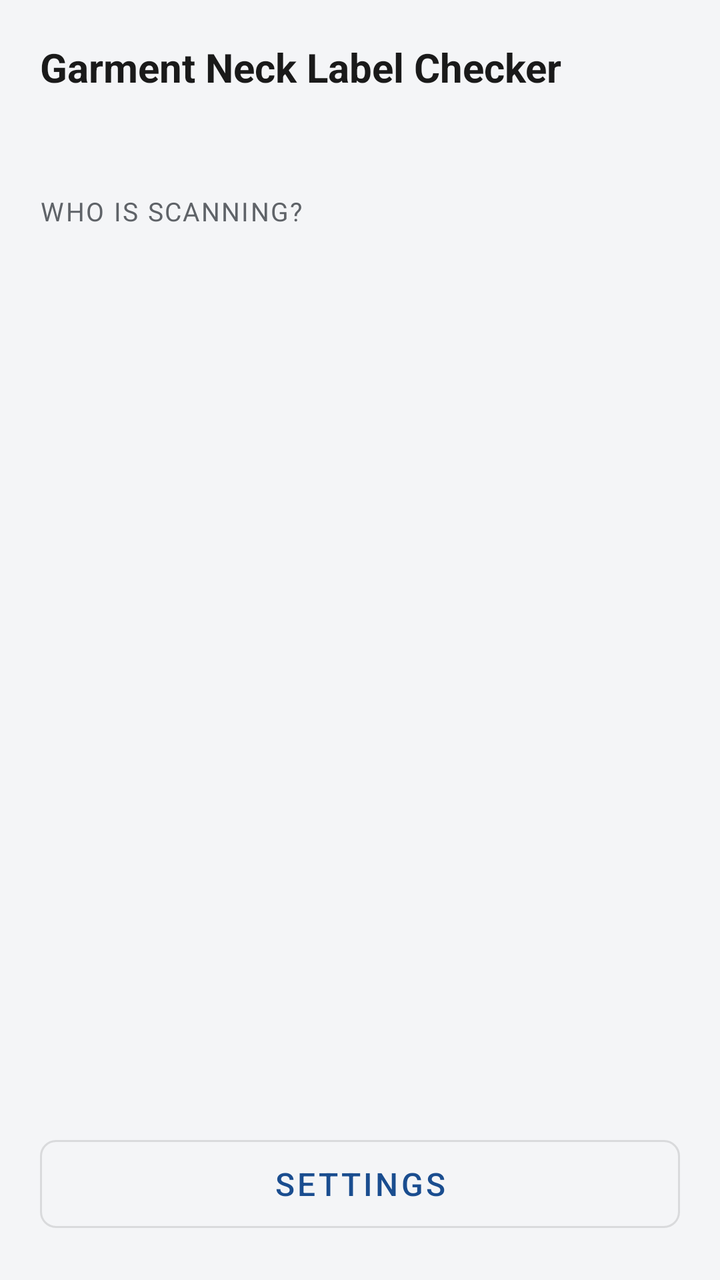
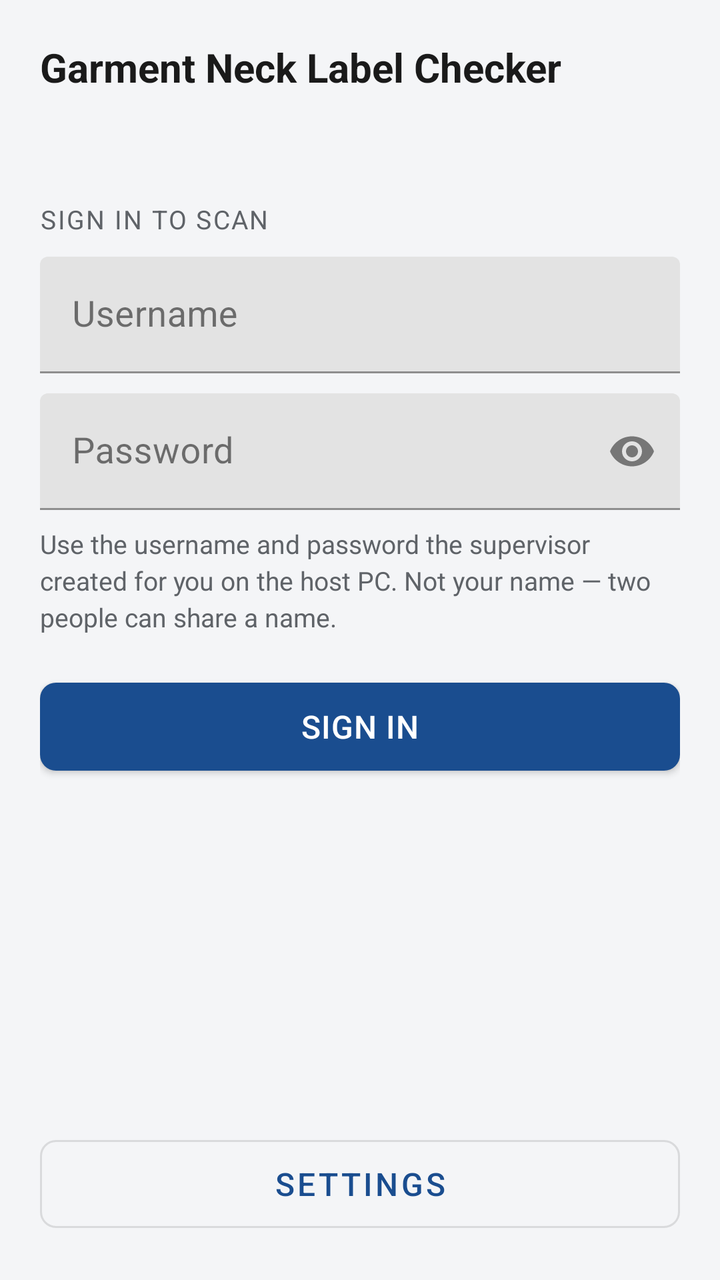

Before-and-after screenshots of an Android layout around one commit, followed by the original layout XML and the change that was made.
<!-- AndroidManifest.xml: application theme Theme.Gnlc -->
<!-- res/layout/activity_sign_in.xml -->
<?xml version="1.0" encoding="utf-8"?>
<LinearLayout xmlns:android="http://schemas.android.com/apk/res/android"
    android:layout_width="match_parent"
    android:layout_height="match_parent"
    android:orientation="vertical"
    android:background="@color/background"
    android:padding="20dp">

    <TextView
        android:layout_width="match_parent"
        android:layout_height="wrap_content"
        android:text="@string/app_name"
        android:textSize="20sp"
        android:textStyle="bold"
        android:textColor="@color/ink" />

    <TextView
        android:id="@+id/serverLine"
        android:layout_width="match_parent"
        android:layout_height="wrap_content"
        android:layout_marginTop="4dp"
        android:textSize="13sp"
        android:textColor="@color/ink_muted" />

    <TextView
        android:layout_width="match_parent"
        android:layout_height="wrap_content"
        android:layout_marginTop="28dp"
        android:text="@string/choose_operator"
        style="@style/Gnlc.Label" />

    
    <ScrollView
        android:layout_width="match_parent"
        android:layout_height="0dp"
        android:layout_weight="1"
        android:layout_marginTop="8dp"
        android:fillViewport="true">

        <LinearLayout
            android:id="@+id/operatorContainer"
            android:layout_width="match_parent"
            android:layout_height="wrap_content"
            android:orientation="vertical" />
    </ScrollView>

    <TextView
        android:id="@+id/emptyNote"
        android:layout_width="match_parent"
        android:layout_height="wrap_content"
        android:visibility="gone"
        android:textSize="15sp"
        android:lineSpacingExtra="4dp"
        android:textColor="@color/ink_muted" />

    <com.google.android.material.button.MaterialButton
        android:id="@+id/retryButton"
        style="@style/Gnlc.Button.Outlined"
        android:layout_width="match_parent"
        android:layout_height="wrap_content"
        android:layout_marginTop="8dp"
        android:visibility="gone"
        android:text="@string/retry" />

    <com.google.android.material.button.MaterialButton
        android:id="@+id/settingsButton"
        style="@style/Gnlc.Button.Outlined"
        android:layout_width="match_parent"
        android:layout_height="wrap_content"
        android:layout_marginTop="8dp"
        android:text="@string/settings" />
</LinearLayout>
<!-- resources referenced by this layout -->
<resources>
  <color name="background">#FFF4F5F7</color>
  <color name="ink">#FF1A1A1A</color>
  <color name="ink_muted">#FF5F6368</color>
  <string name="app_name">Garment Neck Label Checker</string>
  <string name="choose_operator">Who is scanning?</string>
  <string name="retry">Retry</string>
  <string name="settings">Settings</string>
  <style name="Gnlc.Button.Outlined" parent="Widget.MaterialComponents.Button.OutlinedButton">
          <item name="android:minHeight">56dp</item>
          <item name="android:textSize">16sp</item>
          <item name="cornerRadius">8dp</item>
      </style>
  <style name="Gnlc.Label" parent="">
          <item name="android:textSize">13sp</item>
          <item name="android:textColor">@color/ink_muted</item>
          <item name="android:textAllCaps">true</item>
          <item name="android:letterSpacing">0.06</item>
      </style>
  <style name="Theme.Gnlc" parent="Theme.MaterialComponents.DayNight.NoActionBar">
          <item name="colorPrimary">@color/brand</item>
          <item name="colorPrimaryVariant">@color/brand_dark</item>
          <item name="colorOnPrimary">@color/white</item>
          <item name="colorSecondary">@color/brand</item>
          <item name="colorOnSecondary">@color/white</item>
          <item name="android:colorBackground">@color/background</item>
          <item name="colorSurface">@color/surface</item>
          <item name="colorOnSurface">@color/ink</item>
          <item name="android:statusBarColor">@color/brand_dark</item>
          <item name="android:windowLightStatusBar" tools:targetApi="m">false</item>
      </style>
  <color name="brand">#FF1A4D8F</color>
  <color name="brand_dark">#FF123866</color>
  <color name="white">#FFFFFFFF</color>
  <color name="surface">#FFFFFFFF</color>
</resources>

<!-- the commit's change to res/layout/activity_sign_in.xml (unified diff, before → after) -->
@@ -1,5 +1,6 @@
 <?xml version="1.0" encoding="utf-8"?>
 <LinearLayout xmlns:android="http://schemas.android.com/apk/res/android"
+    xmlns:app="http://schemas.android.com/apk/res-auto"
     android:layout_width="match_parent"
     android:layout_height="match_parent"
     android:orientation="vertical"
@@ -25,42 +26,79 @@
     <TextView
         android:layout_width="match_parent"
         android:layout_height="wrap_content"
-        android:layout_marginTop="28dp"
-        android:text="@string/choose_operator"
+        android:layout_marginTop="32dp"
+        android:text="@string/sign_in_prompt"
         style="@style/Gnlc.Label" />
 
-    
-    <ScrollView
+    <com.google.android.material.textfield.TextInputLayout
         android:layout_width="match_parent"
-        android:layout_height="0dp"
-        android:layout_weight="1"
-        android:layout_marginTop="8dp"
-        android:fillViewport="true">
+        android:layout_height="wrap_content"
+        android:layout_marginTop="10dp"
+        android:hint="@string/username">
 
-        <LinearLayout
-            android:id="@+id/operatorContainer"
+        <com.google.android.material.textfield.TextInputEditText
+            android:id="@+id/usernameInput"
             android:layout_width="match_parent"
             android:layout_height="wrap_content"
-            android:orientation="vertical" />
-    </ScrollView>
+            android:inputType="text"
+            android:imeOptions="actionNext"
+            android:singleLine="true"
+            android:maxLength="40"
+            android:textSize="18sp"
+            android:autofillHints="username" />
+    </com.google.android.material.textfield.TextInputLayout>
+
+    <com.google.android.material.textfield.TextInputLayout
+        android:layout_width="match_parent"
+        android:layout_height="wrap_content"
+        android:layout_marginTop="10dp"
+        android:hint="@string/password"
+        app:endIconMode="password_toggle">
+
+        <com.google.android.material.textfield.TextInputEditText
+            android:id="@+id/passwordInput"
+            android:layout_width="match_parent"
+            android:layout_height="wrap_content"
+            android:inputType="textPassword"
+            android:imeOptions="actionDone"
+            android:singleLine="true"
+            android:maxLength="72"
+            android:textSize="18sp"
+            android:autofillHints="password" />
+    </com.google.android.material.textfield.TextInputLayout>
 
     <TextView
-        android:id="@+id/emptyNote"
         android:layout_width="match_parent"
         android:layout_height="wrap_content"
+        android:layout_marginTop="8dp"
+        android:text="@string/sign_in_help"
+        android:textSize="13sp"
+        android:lineSpacingExtra="3dp"
+        android:textColor="@color/ink_muted" />
+
+    <com.google.android.material.button.MaterialButton
+        android:id="@+id/signInButton"
+        style="@style/Gnlc.Button"
+        android:layout_width="match_parent"
+        android:layout_height="wrap_content"
+        android:layout_marginTop="18dp"
+        android:text="@string/sign_in" />
+
+    <TextView
+        android:id="@+id/noteLine"
+        android:layout_width="match_parent"
+        android:layout_height="wrap_content"
+        android:layout_marginTop="18dp"
         android:visibility="gone"
         android:textSize="15sp"
         android:lineSpacingExtra="4dp"
         android:textColor="@color/ink_muted" />
 
-    <com.google.android.material.button.MaterialButton
-        android:id="@+id/retryButton"
-        style="@style/Gnlc.Button.Outlined"
+    
+    <View
         android:layout_width="match_parent"
-        android:layout_height="wrap_content"
-        android:layout_marginTop="8dp"
-        android:visibility="gone"
-        android:text="@string/retry" />
+        android:layout_height="0dp"
+        android:layout_weight="1" />
 
     <com.google.android.material.button.MaterialButton
         android:id="@+id/settingsButton"
<!-- resource entries referenced after the edit -->
@@ -4,9 +4,18 @@
   <color name="ink">#FF1A1A1A</color>
   <color name="ink_muted">#FF5F6368</color>
   <string name="app_name">Garment Neck Label Checker</string>
-  <string name="choose_operator">Who is scanning?</string>
-  <string name="retry">Retry</string>
+  <string name="password">Password</string>
   <string name="settings">Settings</string>
+  <string name="sign_in">Sign in</string>
+  <string name="sign_in_help">Use the username and password the supervisor created for you on the host PC. Not your name — two people can share a name.</string>
+  <string name="sign_in_prompt">Sign in to scan</string>
+  <string name="username">Username</string>
+  <style name="Gnlc.Button" parent="Widget.MaterialComponents.Button">
+          <item name="android:minHeight">56dp</item>
+          <item name="android:textSize">16sp</item>
+          <item name="android:letterSpacing">0.02</item>
+          <item name="cornerRadius">8dp</item>
+      </style>
   <style name="Gnlc.Button.Outlined" parent="Widget.MaterialComponents.Button.OutlinedButton">
           <item name="android:minHeight">56dp</item>
           <item name="android:textSize">16sp</item>
